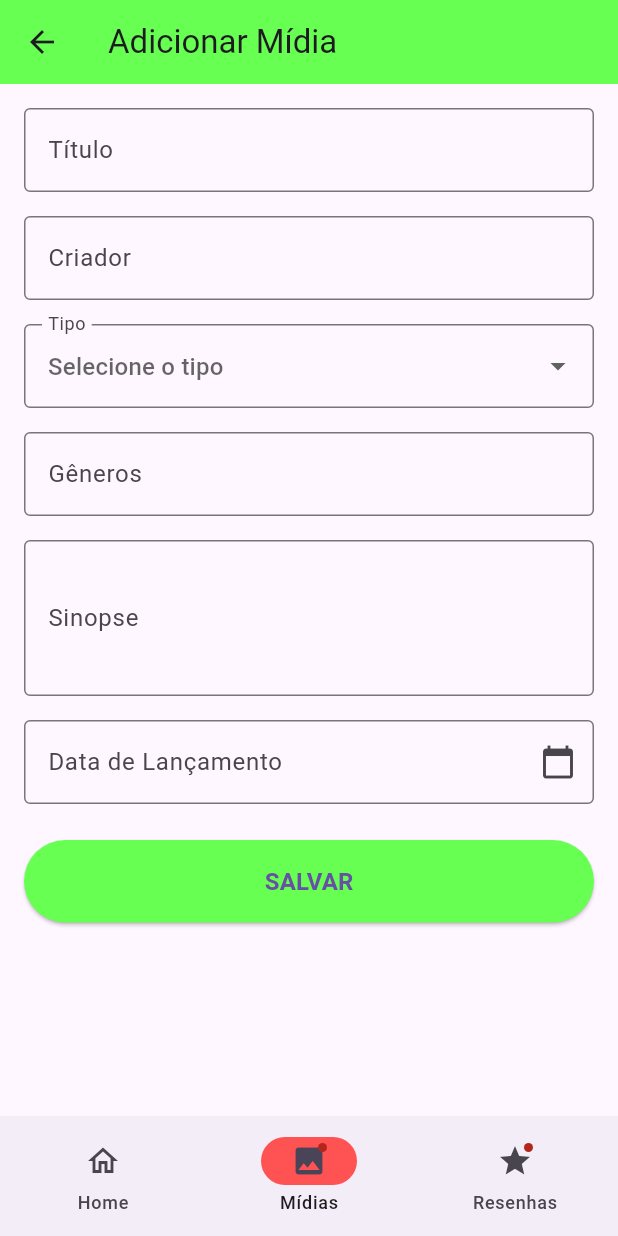
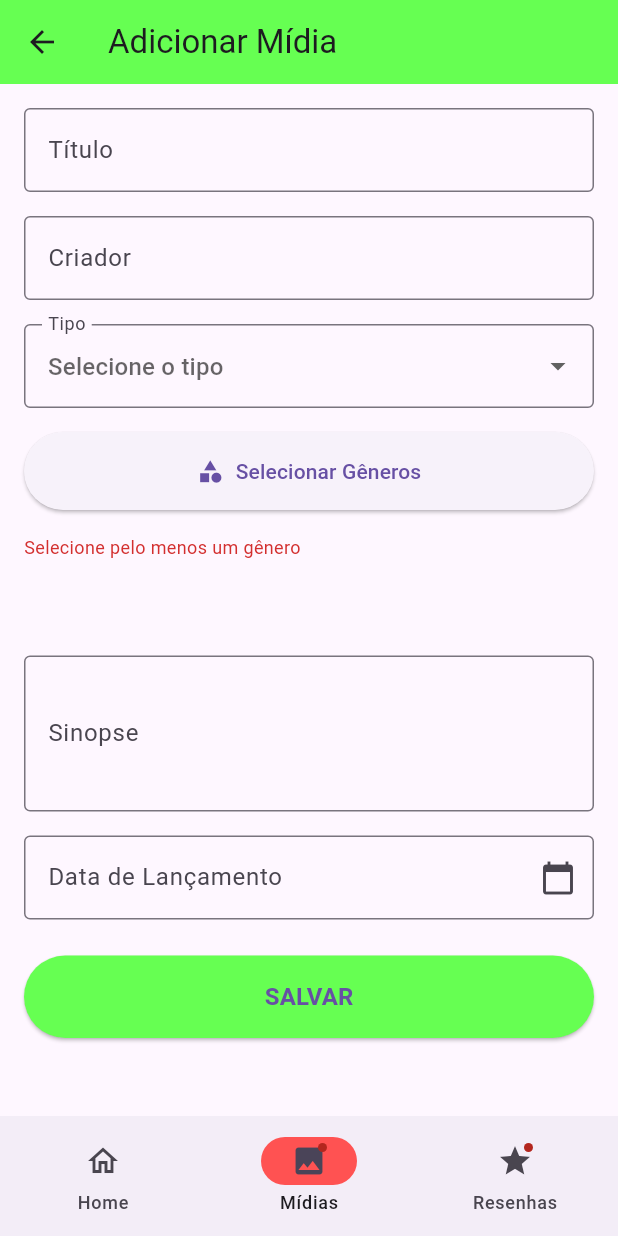
Before and after one commit to bealfredo/reviewall_mobile, a Flutter app: the screen it shows after launch, item 2 of the bottom bar chosen, after a tap on the "add" icon, on a phone screen of 412 x 824 dp. Run offline on Flutter 3.47's test engine with Material 3 defaults, Android fonts, the phone set to English and light mode, and no system bars; network calls fail.

Commit message:
Refactor MediaListScaffold to use StatefulWidget, enhance media selection UI, and improve media fetching logic

```diff
--- a/lib/media.dart
+++ b/lib/media.dart
@@ -4,27 +4,40 @@ import 'package:flutter/material.dart';
 import 'package:http/http.dart' as http;
 import 'package:reviewall_mobile/reviewall_app.dart';
 
-class MediaListScaffold extends StatelessWidget {
+class MediaListScaffold extends StatefulWidget {
   const MediaListScaffold({super.key});
+
+  @override
+  State<MediaListScaffold> createState() => _MediaListScaffoldState();
+}
+
+class _MediaListScaffoldState extends State<MediaListScaffold> {
+  Key _listKey = UniqueKey();
 
   @override
   Widget build(BuildContext context) {
     return Scaffold(
       appBar: AppBar(
-        title: Text('Lista de Mídias'),
+        title: const Text('Lista de Mídias'),
         backgroundColor: primaryColor,
+      ),
+      body: MediaList(key: _listKey),
+      floatingActionButton: FloatingActionButton(
+        onPressed: () async {
+          final result = await Navigator.push(
+            context,
+            MaterialPageRoute(builder: (context) => const FormAddMediaScaffold()),
+          );
 
-      ),
-      body: MediaList(),
-      floatingActionButton: FloatingActionButton(
-        onPressed: (){
-          Navigator.push(
-            context,
-            MaterialPageRoute(builder: (context) => FormAddMediaScaffold()),
-          );
+          if (result == true) {
+            // Atualiza a tela após adicionar uma nova mídia
+            setState(() {
+              _listKey = UniqueKey();
+            });
+          }
         },
         backgroundColor: primaryColorLight,
-        child: Icon(Icons.add),
+        child: const Icon(Icons.add),
       ),
     );
   }
@@ -33,106 +46,106 @@ class MediaListScaffold extends StatelessWidget {
 Future<dynamic> getMedias() async {
   var url = Uri.parse('$baseUrlApi/media');
 
-  // var response = await http.get(url);
+  var response = await http.get(url);
 
-  var response = await Future.delayed(
-    Duration(seconds: 1),
-    () => http.Response(
-      json.encode([
-        {
-          "id": "1",
-          "title": "Interestelar",
-          "createdAt": "2024-03-28T14:30:00Z",
-          "genre": "Ficção Científica",
-          "creator": "Christopher Nolan",
-          "type": "Filme",
-          "synopsis": "Um grupo de astronautas viaja através de um buraco de minhoca em busca de um novo lar para a humanidade.",
-          "releaseDate": "2014-01-01T00:00:00Z"
-        },
-        {
-          "id": "2",
-          "title": "A Origem",
-          "createdAt": "2024-03-29T14:30:00Z",
-          "genre": "Ficção Científica",
-          "creator": "Christopher Nolan",
-          "type": "Filme",
-          "synopsis": "Um ladrão que rouba segredos corporativos através do uso de tecnologia de compartilhamento de sonhos é oferecido a chance de apagar seu passado como pagamento por uma tarefa considerada impossível.",
-          "releaseDate": "2010-01-01T00:00:00Z"
-        },
-        {
-          "id": "3",
-          "title": "Breaking Bad",
-          "createdAt": "2024-03-30T14:30:00Z",
-          "genre": "Drama",
-          "creator": "Vince Gilligan",
-          "type": "Série",
-          "synopsis": "Um professor de química do ensino médio com câncer terminal começa a fabricar metanfetamina para garantir o futuro financeiro de sua família.",
-          "releaseDate": "2008-01-20T00:00:00Z"
-        },
-        {
-          "id": "4",
-          "title": "Planeta Terra",
-          "createdAt": "2024-03-31T14:30:00Z",
-          "genre": "Documentário",
-          "creator": "BBC",
-          "type": "Documentário",
-          "synopsis": "Uma série documental que explora a beleza e a diversidade do planeta Terra.",
-          "releaseDate": "2006-03-05T00:00:00Z"
-        },
-        {
-          "id": "5",
-          "title": "Naruto",
-          "createdAt": "2024-04-01T14:30:00Z",
-          "genre": "Anime",
-          "creator": "Masashi Kishimoto",
-          "type": "Anime",
-          "synopsis": "A história de um jovem ninja que busca reconhecimento e sonha em se tornar o Hokage, o líder de sua vila.",
-          "releaseDate": "2002-10-03T00:00:00Z"
-        },
-        {
-          "id": "6",
-          "title": "The Legend of Zelda: Breath of the Wild",
-          "createdAt": "2024-04-02T14:30:00Z",
-          "genre": "Aventura",
-          "creator": "Nintendo",
-          "type": "Game",
-          "synopsis": "Um jogo de ação e aventura em um vasto mundo aberto onde o jogador controla Link para salvar o reino de Hyrule.",
-          "releaseDate": "2017-03-03T00:00:00Z"
-        },
-        {
-          "id": "7",
-          "title": "1984",
-          "createdAt": "2024-04-03T14:30:00Z",
-          "genre": "Distopia",
-          "creator": "George Orwell",
-          "type": "Livro",
-          "synopsis": "Um romance distópico que explora os perigos do totalitarismo e da vigilância governamental.",
-          "releaseDate": "1949-06-08T00:00:00Z"
-        },
-        {
-          "id": "8",
-          "title": "Serial Killers",
-          "createdAt": "2024-04-04T14:30:00Z",
-          "genre": "Crime",
-          "creator": "Parcast Network",
-          "type": "Podcast",
-          "synopsis": "Um podcast que explora as histórias e as mentes de assassinos em série.",
-          "releaseDate": "2017-02-15T00:00:00Z"
-        },
-        {
-          "id": "9",
-          "title": "Bohemian Rhapsody",
-          "createdAt": "2024-04-05T14:30:00Z",
-          "genre": "Rock",
-          "creator": "Queen",
-          "type": "Música",
-          "synopsis": "Uma das músicas mais icônicas da banda Queen, conhecida por sua estrutura única e letras enigmáticas.",
-          "releaseDate": "1975-10-31T00:00:00Z"
-        }
-      ]),
-      200,
-    ),
-  );
+  // var response = await Future.delayed(
+  //   Duration(seconds: 1),
+  //   () => http.Response(
+  //     json.encode([
+  //       {
+  //         "id": "1",
+  //         "title": "Interestelar",
+  //         "createdAt": "2024-03-28T14:30:00Z",
+  //         "genre": "Ficção Científica",
+  //         "creator": "Christopher Nolan",
+  //         "type": "Filme",
+  //         "synopsis": "Um grupo de astronautas viaja através de um buraco de minhoca em busca de um novo lar para a humanidade.",
+  //         "releaseDate": "2014-01-01T00:00:00Z"
+  //       },
+  //       {
+  //         "id": "2",
+  //         "title": "A Origem",
+  //         "createdAt": "2024-03-29T14:30:00Z",
+  //         "genre": "Ficção Científica",
+  //         "creator": "Christopher Nolan",
+  //         "type": "Filme",
+  //         "synopsis": "Um ladrão que rouba segredos corporativos através do uso de tecnologia de compartilhamento de sonhos é oferecido a chance de apagar seu passado como pagamento por uma tarefa considerada impossível.",
+  //         "releaseDate": "2010-01-01T00:00:00Z"
+  //       },
+  //       {
+  //         "id": "3",
+  //         "title": "Breaking Bad",
+  //         "createdAt": "2024-03-30T14:30:00Z",
+  //         "genre": "Drama",
+  //         "creator": "Vince Gilligan",
+  //         "type": "Série",
+  //         "synopsis": "Um professor de química do ensino médio com câncer terminal começa a fabricar metanfetamina para garantir o futuro financeiro de sua família.",
+  //         "releaseDate": "2008-01-20T00:00:00Z"
+  //       },
+  //       {
+  //         "id": "4",
+  //         "title": "Planeta Terra",
+  //         "createdAt": "2024-03-31T14:30:00Z",
+  //         "genre": "Documentário",
+  //         "creator": "BBC",
+  //         "type": "Documentário",
+  //         "synopsis": "Uma série documental que explora a beleza e a diversidade do planeta Terra.",
+  //         "releaseDate": "2006-03-05T00:00:00Z"
+  //       },
+  //       {
+  //         "id": "5",
+  //         "title": "Naruto",
+  //         "createdAt": "2024-04-01T14:30:00Z",
+  //         "genre": "Anime",
+  //         "creator": "Masashi Kishimoto",
+  //         "type": "Anime",
+  //         "synopsis": "A história de um jovem ninja que busca reconhecimento e sonha em se tornar o Hokage, o líder de sua vila.",
+  //         "releaseDate": "2002-10-03T00:00:00Z"
+  //       },
+  //       {
+  //         "id": "6",
+  //         "title": "The Legend of Zelda: Breath of the Wild",
+  //         "createdAt": "2024-04-02T14:30:00Z",
+  //         "genre": "Aventura",
+  //         "creator": "Nintendo",
+  //         "type": "Game",
+  //         "synopsis": "Um jogo de ação e aventura em um vasto mundo aberto onde o jogador controla Link para salvar o reino de Hyrule.",
+  //         "releaseDate": "2017-03-03T00:00:00Z"
+  //       },
+  //       {
+  //         "id": "7",
+  //         "title": "1984",
+  //         "createdAt": "2024-04-03T14:30:00Z",
+  //         "genre": "Distopia",
+  //         "creator": "George Orwell",
+  //         "type": "Livro",
+  //         "synopsis": "Um romance distópico que explora os perigos do totalitarismo e da vigilância governamental.",
+  //         "releaseDate": "1949-06-08T00:00:00Z"
+  //       },
+  //       {
+  //         "id": "8",
+  //         "title": "Serial Killers",
+  //         "createdAt": "2024-04-04T14:30:00Z",
+  //         "genre": "Crime",
+  //         "creator": "Parcast Network",
+  //         "type": "Podcast",
+  //         "synopsis": "Um podcast que explora as histórias e as mentes de assassinos em série.",
+  //         "releaseDate": "2017-02-15T00:00:00Z"
+  //       },
+  //       {
+  //         "id": "9",
+  //         "title": "Bohemian Rhapsody",
+  //         "createdAt": "2024-04-05T14:30:00Z",
+  //         "genre": "Rock",
+  //         "creator": "Queen",
+  //         "type": "Música",
+  //         "synopsis": "Uma das músicas mais icônicas da banda Queen, conhecida por sua estrutura única e letras enigmáticas.",
+  //         "releaseDate": "1975-10-31T00:00:00Z"
+  //       }
+  //     ]),
+  //     200,
+  //   ),
+  // );
 
   if (response.statusCode == 200) {
     var data = json.decode(utf8.decode(response.bodyBytes));
@@ -165,7 +178,10 @@ class MediaList extends StatelessWidget {
 
   Future<List<Media>> fetchMedias() async {
     try {
-      return await getMedias();
+      List<Media> medias = await getMedias();
+      // Ordena as mídias pela data de criação em ordem decrescente
+      medias.sort((a, b) => b.createdAt.compareTo(a.createdAt));
+      return medias;
     } catch (e) {
       print("Erro ao buscar mídias: $e");
       return [];
@@ -425,7 +441,7 @@ class _FormAddMediaScaffoldState extends State<FormAddMediaScaffold> {
             ScaffoldMessenger.of(context).showSnackBar(
               SnackBar(content: Text('Mídia adicionada com sucesso!')),
             );
-            Navigator.pop(context);
+            Navigator.pop(context, true);
           }
         } else {
           if (mounted) {
@@ -528,8 +544,11 @@ class _FormAddMediaScaffoldState extends State<FormAddMediaScaffold> {
                     ),
                     SizedBox(height: 16),
 
-                    GestureDetector(
-                      onTap: () async {
+                    Column(
+                      crossAxisAlignment: CrossAxisAlignment.stretch,
+                      children: [
+                        ElevatedButton.icon(
+                          onPressed: () async {
                             await showDialog(
                               context: context,
                               builder: (BuildContext context) {
@@ -539,21 +558,18 @@ class _FormAddMediaScaffoldState extends State<FormAddMediaScaffold> {
                                       title: Text('Selecione os Gêneros'),
                                       content: SingleChildScrollView(
                                         child: Column(
+                                          mainAxisSize: MainAxisSize.min,
                                           children: sugestGeneros.map((String genero) {
                                             return CheckboxListTile(
                                               title: Text(genero),
                                               value: _generosSelecionados.contains(genero),
                                               onChanged: (bool? value) {
                                                 setDialogState(() {
-                                              // Atualiza a lista de gêneros selecionados
                                                   if (value == true) {
                                                     _generosSelecionados.add(genero);
                                                   } else {
                                                     _generosSelecionados.remove(genero);
                                                   }
-
-                                              // Atualiza o texto do campo em tempo real
-                                              _genreController.text = _generosSelecionados.join(', ');
                                                 });
                                               },
                                             );
@@ -563,7 +579,6 @@ class _FormAddMediaScaffoldState extends State<FormAddMediaScaffold> {
                                       actions: [
                                         TextButton(
                                           onPressed: () {
-                                        // Não precisa mais atualizar o controlador aqui, já foi atualizado no onChanged
                                             Navigator.of(context).pop();
                                           },
                                           child: Text('OK'),
@@ -574,15 +589,49 @@ class _FormAddMediaScaffoldState extends State<FormAddMediaScaffold> {
                                 );
                               },
                             );
+                            setState(() {});
                           },
-                      child: AbsorbPointer(
+                          icon: Icon(Icons.category),
+                          label: Text('Selecionar Gêneros'),
+                          style: ElevatedButton.styleFrom(
+                            // backgroundColor: primaryColor,
+                            padding: EdgeInsets.symmetric(vertical: 16),
+                          ),
+                        ),
+
+                        SizedBox(height: 8),
+
+                        // Exibe os gêneros selecionados como chips
+                        _generosSelecionados.isEmpty
+                            ? Padding(
+                                padding: const EdgeInsets.only(top: 8.0),
+                                child: Text(
+                                  'Selecione pelo menos um gênero',
+                                  style: TextStyle(color: Colors.red[700], fontSize: 12),
+                                ),
+                              )
+                            : Wrap(
+                                spacing: 8.0,
+                                runSpacing: 8.0,
+                                children: _generosSelecionados.map((genero) {
+                                  return Chip(
+                                    label: Text(genero),
+                                    backgroundColor: Colors.grey[200],
+                                    deleteIcon: Icon(Icons.cancel, size: 18),
+                                    onDeleted: () {
+                                      setState(() {
+                                        _generosSelecionados.remove(genero);
+                                      });
+                                    },
+                                  );
+                                }).toList(),
+                              ),
+
+                        // Campo oculto para validação
+                        Opacity(
+                          opacity: 0,
                           child: TextFormField(
-                          controller: _genreController, // Usa o controlador existente
-                          decoration: InputDecoration(
-                            labelText: 'Gêneros',
-                            hintText: 'Selecione os gêneros',
-                            border: OutlineInputBorder(),
-                          ),
+                            controller: _genreController,
                             validator: (value) {
                               if (_generosSelecionados.isEmpty) {
                                 return 'Selecione pelo menos um gênero';
@@ -591,6 +640,7 @@ class _FormAddMediaScaffoldState extends State<FormAddMediaScaffold> {
                             },
                           ),
                         ),
+                      ],
                     ),
                     SizedBox(height: 16),
 
@@ -805,8 +855,6 @@ class MediaDetailScaffold extends StatelessWidget {
         ),
       ),
 
-
-
     );
   }
 }
```
Lines whose indentation alone changed are shown as unchanged.
